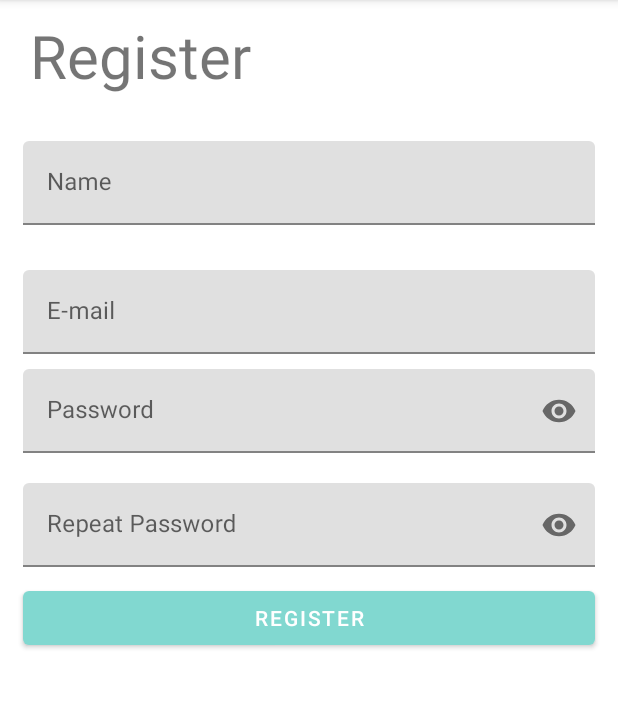
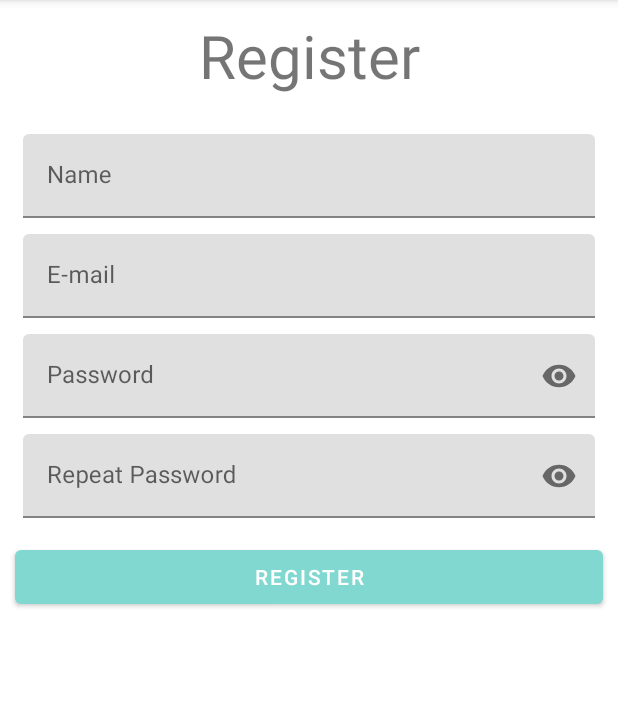
Before and after one commit to pSwitakowski/Mess, an Android app: the RegistrationFragment screen opened through its navigation route, on a phone screen of 412 x 824 dp, the part 84-792 px from its top. Run offline under Robolectric (Android 15) with nearby library versions, the phone set to English and light mode, and no system bars; our stand-ins replace Firebase (no records; nobody signed in at launch, a user with empty details on screens opened directly).

Commit message:
register fragment layout update

```diff
--- a/app/src/main/res/layout/fragment_registration.xml
+++ b/app/src/main/res/layout/fragment_registration.xml
@@ -24,6 +24,8 @@
             android:layout_height="wrap_content"
             android:layout_marginHorizontal="20dp"
             android:layout_marginTop="10dp"
+            android:layout_marginBottom="20dp"
+            android:gravity="center"
             android:text="@string/register"
             android:textSize="40sp" />
 
@@ -37,7 +39,7 @@
                 android:layout_width="match_parent"
                 android:layout_height="wrap_content"
                 android:layout_marginHorizontal="15dp"
-                android:layout_marginTop="30dp"
+                android:layout_marginVertical="5dp"
                 android:ems="10"
                 android:hint="@string/name"
                 android:inputType="textEmailAddress"
@@ -54,7 +56,7 @@
                 android:layout_width="match_parent"
                 android:layout_height="wrap_content"
                 android:layout_marginHorizontal="15dp"
-                android:layout_marginTop="30dp"
+                android:layout_marginVertical="5dp"
                 android:ems="10"
                 android:hint="@string/email"
                 android:inputType="textEmailAddress"
@@ -72,7 +74,7 @@
                 android:layout_width="match_parent"
                 android:layout_height="wrap_content"
                 android:layout_marginHorizontal="15dp"
-                android:layout_marginVertical="10dp"
+                android:layout_marginVertical="5dp"
                 android:ems="10"
                 android:hint="@string/password"
                 android:inputType="textPassword"
@@ -90,7 +92,7 @@
                 android:layout_width="match_parent"
                 android:layout_height="wrap_content"
                 android:layout_marginHorizontal="15dp"
-                android:layout_marginVertical="10dp"
+                android:layout_marginVertical="5dp"
                 android:ems="10"
                 android:hint="@string/repeat_password"
                 android:inputType="textPassword"
@@ -101,7 +103,8 @@
             android:id="@+id/register_btn"
             android:layout_width="match_parent"
             android:layout_height="wrap_content"
-            android:layout_marginHorizontal="15dp"
+            android:layout_marginHorizontal="10dp"
+            android:layout_marginVertical="10dp"
             android:text="@string/register"
             android:textAlignment="center" />
 
```
